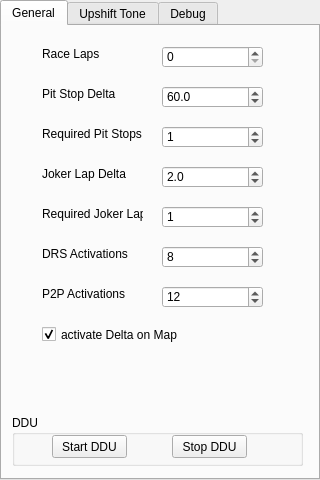
The window that gui/iDDUgui.ui (MarcMatten/iDDU) describes before a commit, drawn with Qt 5.
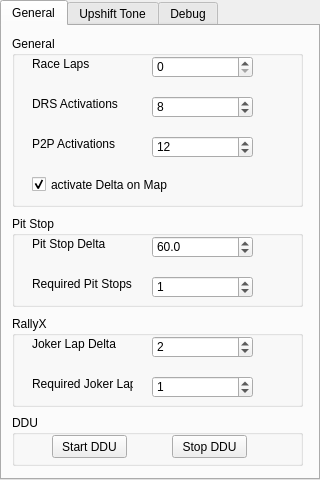
The same window after the commit. The open tabs and pages were chosen to show the change.

Commit message: - added save and load function for shift tone settings - added "laps to go" label

```diff
--- a/gui/iDDUgui.ui
+++ b/gui/iDDUgui.ui
@@ -35,76 +35,6 @@
     <attribute name="title">
      <string>General</string>
     </attribute>
-    <widget class="QLabel" name="label_8">
-     <property name="geometry">
-      <rect>
-       <x>40</x>
-       <y>20</y>
-       <width>81</width>
-       <height>16</height>
-      </rect>
-     </property>
-     <property name="text">
-      <string>Race Laps</string>
-     </property>
-    </widget>
-    <widget class="QLabel" name="label_10">
-     <property name="geometry">
-      <rect>
-       <x>40</x>
-       <y>60</y>
-       <width>81</width>
-       <height>16</height>
-      </rect>
-     </property>
-     <property name="text">
-      <string>Pit Stop Delta</string>
-     </property>
-    </widget>
-    <widget class="QDoubleSpinBox" name="doubleSpinBox_PitStopDelta">
-     <property name="geometry">
-      <rect>
-       <x>160</x>
-       <y>60</y>
-       <width>101</width>
-       <height>22</height>
-      </rect>
-     </property>
-     <property name="prefix">
-      <string/>
-     </property>
-     <property name="suffix">
-      <string/>
-     </property>
-     <property name="decimals">
-      <number>1</number>
-     </property>
-     <property name="maximum">
-      <double>1000.000000000000000</double>
-     </property>
-     <property name="singleStep">
-      <double>0.100000000000000</double>
-     </property>
-     <property name="value">
-      <double>60.000000000000000</double>
-     </property>
-    </widget>
-    <widget class="QSpinBox" name="spinBoxRaceLaps">
-     <property name="geometry">
-      <rect>
-       <x>160</x>
-       <y>20</y>
-       <width>101</width>
-       <height>22</height>
-      </rect>
-     </property>
-     <property name="maximum">
-      <number>10000</number>
-     </property>
-     <property name="singleStep">
-      <number>1</number>
-     </property>
-    </widget>
     <widget class="QGroupBox" name="groupBox_2">
      <property name="geometry">
       <rect>
@@ -144,11 +74,163 @@
       </property>
      </widget>
     </widget>
+    <widget class="QGroupBox" name="groupBox_3">
+     <property name="geometry">
+      <rect>
+       <x>10</x>
+       <y>10</y>
+       <width>291</width>
+       <height>171</height>
+      </rect>
+     </property>
+     <property name="title">
+      <string>General</string>
+     </property>
+     <widget class="QSpinBox" name="spinBoxRaceLaps">
+      <property name="geometry">
+       <rect>
+        <x>140</x>
+        <y>20</y>
+        <width>101</width>
+        <height>22</height>
+       </rect>
+      </property>
+      <property name="maximum">
+       <number>10000</number>
+      </property>
+      <property name="singleStep">
+       <number>1</number>
+      </property>
+     </widget>
+     <widget class="QLabel" name="label_8">
+      <property name="geometry">
+       <rect>
+        <x>20</x>
+        <y>20</y>
+        <width>81</width>
+        <height>16</height>
+       </rect>
+      </property>
+      <property name="text">
+       <string>Race Laps</string>
+      </property>
+     </widget>
+     <widget class="QLabel" name="label_14">
+      <property name="geometry">
+       <rect>
+        <x>20</x>
+        <y>60</y>
+        <width>101</width>
+        <height>16</height>
+       </rect>
+      </property>
+      <property name="text">
+       <string>DRS Activations</string>
+      </property>
+     </widget>
+     <widget class="QDoubleSpinBox" name="doubleSpinBox_P2PActivations">
+      <property name="geometry">
+       <rect>
+        <x>140</x>
+        <y>100</y>
+        <width>101</width>
+        <height>22</height>
+       </rect>
+      </property>
+      <property name="prefix">
+       <string/>
+      </property>
+      <property name="suffix">
+       <string/>
+      </property>
+      <property name="decimals">
+       <number>0</number>
+      </property>
+      <property name="maximum">
+       <double>1000.000000000000000</double>
+      </property>
+      <property name="singleStep">
+       <double>1.000000000000000</double>
+      </property>
+      <property name="value">
+       <double>12.000000000000000</double>
+      </property>
+     </widget>
+     <widget class="QDoubleSpinBox" name="doubleSpinBox_DRSActivations">
+      <property name="geometry">
+       <rect>
+        <x>140</x>
+        <y>60</y>
+        <width>101</width>
+        <height>22</height>
+       </rect>
+      </property>
+      <property name="prefix">
+       <string/>
+      </property>
+      <property name="suffix">
+       <string/>
+      </property>
+      <property name="decimals">
+       <number>0</number>
+      </property>
+      <property name="maximum">
+       <double>1000.000000000000000</double>
+      </property>
+      <property name="singleStep">
+       <double>1.000000000000000</double>
+      </property>
+      <property name="value">
+       <double>8.000000000000000</double>
+      </property>
+     </widget>
+     <widget class="QCheckBox" name="checkBox_MapHighlight">
+      <property name="geometry">
+       <rect>
+        <x>20</x>
+        <y>140</y>
+        <width>251</width>
+        <height>17</height>
+       </rect>
+      </property>
+      <property name="text">
+       <string>activate Delta on Map</string>
+      </property>
+      <property name="checked">
+       <bool>true</bool>
+      </property>
+     </widget>
+     <widget class="QLabel" name="label_15">
+      <property name="geometry">
+       <rect>
+        <x>20</x>
+        <y>100</y>
+        <width>101</width>
+        <height>16</height>
+       </rect>
+      </property>
+      <property name="text">
+       <string>P2P Activations</string>
+      </property>
+     </widget>
+    </widget>
+    <widget class="QGroupBox" name="groupBox_4">
+     <property name="geometry">
+      <rect>
+       <x>10</x>
+       <y>190</y>
+       <width>291</width>
+       <height>91</height>
+      </rect>
+     </property>
+     <property name="title">
+      <string>Pit Stop</string>
+     </property>
     <widget class="QLabel" name="label_11">
      <property name="geometry">
       <rect>
-       <x>40</x>
-       <y>100</y>
+        <x>20</x>
+        <y>60</y>
        <width>101</width>
        <height>16</height>
       </rect>
@@ -157,11 +239,39 @@
       <string>Required Pit Stops</string>
      </property>
     </widget>
+     <widget class="QDoubleSpinBox" name="doubleSpinBox_PitStopDelta">
+      <property name="geometry">
+       <rect>
+        <x>140</x>
+        <y>20</y>
+        <width>101</width>
+        <height>22</height>
+       </rect>
+      </property>
+      <property name="prefix">
+       <string/>
+      </property>
+      <property name="suffix">
+       <string/>
+      </property>
+      <property name="decimals">
+       <number>1</number>
+      </property>
+      <property name="maximum">
+       <double>1000.000000000000000</double>
+      </property>
+      <property name="singleStep">
+       <double>0.100000000000000</double>
+      </property>
+      <property name="value">
+       <double>60.000000000000000</double>
+      </property>
+     </widget>
     <widget class="QDoubleSpinBox" name="doubleSpinBox_PitStopsRequired">
      <property name="geometry">
       <rect>
-       <x>160</x>
-       <y>100</y>
+        <x>140</x>
+        <y>60</y>
        <width>101</width>
        <height>22</height>
       </rect>
@@ -185,24 +295,37 @@
       <double>1.000000000000000</double>
      </property>
     </widget>
-    <widget class="QLabel" name="label_12">
+     <widget class="QLabel" name="label_10">
      <property name="geometry">
       <rect>
-       <x>40</x>
-       <y>140</y>
-       <width>101</width>
+        <x>20</x>
+        <y>20</y>
+        <width>81</width>
        <height>16</height>
       </rect>
      </property>
      <property name="text">
-      <string>Joker Lap Delta</string>
-     </property>
-    </widget>
+       <string>Pit Stop Delta</string>
+      </property>
+     </widget>
+    </widget>
+    <widget class="QGroupBox" name="groupBox_5">
+     <property name="geometry">
+      <rect>
+       <x>10</x>
+       <y>290</y>
+       <width>291</width>
+       <height>91</height>
+      </rect>
+     </property>
+     <property name="title">
+      <string>RallyX</string>
+     </property>
     <widget class="QLabel" name="label_13">
      <property name="geometry">
       <rect>
-       <x>40</x>
-       <y>180</y>
+        <x>20</x>
+        <y>60</y>
        <width>101</width>
        <height>16</height>
       </rect>
@@ -211,80 +334,24 @@
       <string>Required Joker Laps</string>
      </property>
     </widget>
-    <widget class="QDoubleSpinBox" name="doubleSpinBox_JokerLapsRequired">
+     <widget class="QLabel" name="label_12">
      <property name="geometry">
       <rect>
-       <x>160</x>
-       <y>180</y>
-       <width>101</width>
-       <height>22</height>
-      </rect>
-     </property>
-     <property name="prefix">
-      <string/>
-     </property>
-     <property name="suffix">
-      <string/>
-     </property>
-     <property name="decimals">
-      <number>0</number>
-     </property>
-     <property name="maximum">
-      <double>1000.000000000000000</double>
-     </property>
-     <property name="singleStep">
-      <double>1.000000000000000</double>
-     </property>
-     <property name="value">
-      <double>1.000000000000000</double>
-     </property>
-    </widget>
-    <widget class="QLabel" name="label_14">
-     <property name="geometry">
-      <rect>
-       <x>40</x>
-       <y>220</y>
+        <x>20</x>
+        <y>20</y>
        <width>101</width>
        <height>16</height>
       </rect>
      </property>
      <property name="text">
-      <string>DRS Activations</string>
-     </property>
-    </widget>
-    <widget class="QDoubleSpinBox" name="doubleSpinBox_DRSActivations">
-     <property name="geometry">
-      <rect>
-       <x>160</x>
-       <y>220</y>
-       <width>101</width>
-       <height>22</height>
-      </rect>
-     </property>
-     <property name="prefix">
-      <string/>
-     </property>
-     <property name="suffix">
-      <string/>
-     </property>
-     <property name="decimals">
-      <number>0</number>
-     </property>
-     <property name="maximum">
-      <double>1000.000000000000000</double>
-     </property>
-     <property name="singleStep">
-      <double>1.000000000000000</double>
-     </property>
-     <property name="value">
-      <double>8.000000000000000</double>
+       <string>Joker Lap Delta</string>
      </property>
     </widget>
     <widget class="QDoubleSpinBox" name="doubleSpinBox_JokerLapDelta">
      <property name="geometry">
       <rect>
-       <x>160</x>
-       <y>140</y>
+        <x>140</x>
+        <y>20</y>
        <width>101</width>
        <height>22</height>
       </rect>
@@ -296,7 +363,7 @@
       <string/>
      </property>
      <property name="decimals">
-      <number>1</number>
+       <number>0</number>
      </property>
      <property name="maximum">
       <double>1000.000000000000000</double>
@@ -308,24 +375,11 @@
       <double>2.000000000000000</double>
      </property>
     </widget>
-    <widget class="QLabel" name="label_15">
+     <widget class="QDoubleSpinBox" name="doubleSpinBox_JokerLapsRequired">
      <property name="geometry">
       <rect>
-       <x>40</x>
-       <y>260</y>
-       <width>101</width>
-       <height>16</height>
-      </rect>
-     </property>
-     <property name="text">
-      <string>P2P Activations</string>
-     </property>
-    </widget>
-    <widget class="QDoubleSpinBox" name="doubleSpinBox_P2PActivations">
-     <property name="geometry">
-      <rect>
-       <x>160</x>
-       <y>260</y>
+        <x>140</x>
+        <y>60</y>
        <width>101</width>
        <height>22</height>
       </rect>
@@ -346,24 +400,9 @@
       <double>1.000000000000000</double>
      </property>
      <property name="value">
-      <double>12.000000000000000</double>
-     </property>
-    </widget>
-    <widget class="QCheckBox" name="checkBox_MapHighlight">
-     <property name="geometry">
-      <rect>
-       <x>40</x>
-       <y>300</y>
-       <width>251</width>
-       <height>17</height>
-      </rect>
-     </property>
-     <property name="text">
-      <string>activate Delta on Map</string>
-     </property>
-     <property name="checked">
-      <bool>true</bool>
-     </property>
+       <double>1.000000000000000</double>
+      </property>
+     </widget>
     </widget>
    </widget>
    <widget class="QWidget" name="tabUpshiftTone">
```
Left out of the diff: 36 changed lines with no effect on the pictures. Lines whose indentation alone changed are shown as unchanged. The commit also changes 4 other files.
